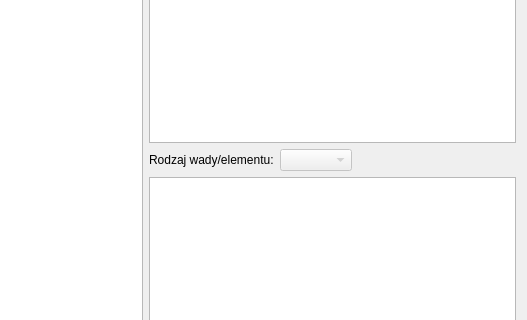
First picture: the form in RaportWindow.ui, repository ukito-pl/UltraSoundScanViewer, before the edit; both pictures show x 236 to 763 and y 195 to 515 of the 763 by 765 pixel window.
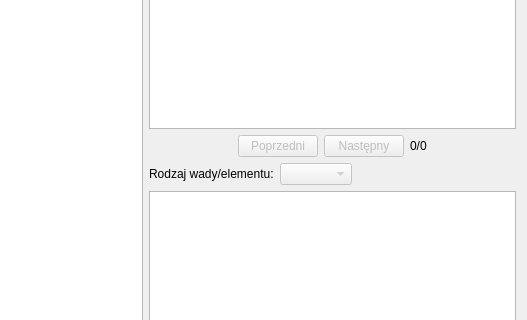
Second picture: the form after the edit.

Patch:
```diff
--- a/RaportWindow.ui
+++ b/RaportWindow.ui
@@ -16,8 +16,10 @@
   <property name="layoutDirection">
    <enum>Qt::LeftToRight</enum>
   </property>
-  <layout class="QGridLayout" name="gridLayout">
-   <item row="0" column="0">
+  <layout class="QVBoxLayout" name="verticalLayout_3">
+   <item>
+    <layout class="QHBoxLayout" name="horizontalLayout_4">
+     <item>
     <layout class="QVBoxLayout" name="verticalLayout">
      <item>
       <widget class="QPushButton" name="pushButton_new_report">
@@ -68,11 +70,68 @@
      </item>
     </layout>
    </item>
-   <item row="0" column="1">
+     <item>
     <layout class="QVBoxLayout" name="verticalLayout_2">
      <item>
       <widget class="QGraphicsView" name="graphicsView"/>
      </item>
+       <item>
+        <layout class="QHBoxLayout" name="horizontalLayout_3">
+         <item>
+          <spacer name="horizontalSpacer_3">
+           <property name="orientation">
+            <enum>Qt::Horizontal</enum>
+           </property>
+           <property name="sizeHint" stdset="0">
+            <size>
+             <width>40</width>
+             <height>20</height>
+            </size>
+           </property>
+          </spacer>
+         </item>
+         <item>
+          <widget class="QPushButton" name="pushButton_prev">
+           <property name="enabled">
+            <bool>false</bool>
+           </property>
+           <property name="text">
+            <string>Poprzedni</string>
+           </property>
+          </widget>
+         </item>
+         <item>
+          <widget class="QPushButton" name="pushButton_next">
+           <property name="enabled">
+            <bool>false</bool>
+           </property>
+           <property name="text">
+            <string>Następny</string>
+           </property>
+          </widget>
+         </item>
+         <item>
+          <widget class="QLabel" name="label_img">
+           <property name="text">
+            <string>0/0</string>
+           </property>
+          </widget>
+         </item>
+         <item>
+          <spacer name="horizontalSpacer_2">
+           <property name="orientation">
+            <enum>Qt::Horizontal</enum>
+           </property>
+           <property name="sizeHint" stdset="0">
+            <size>
+             <width>40</width>
+             <height>20</height>
+            </size>
+           </property>
+          </spacer>
+         </item>
+        </layout>
+       </item>
      <item>
       <layout class="QHBoxLayout" name="horizontalLayout">
        <item>
@@ -154,7 +213,9 @@
      </item>
     </layout>
    </item>
-   <item row="1" column="0" colspan="2">
+    </layout>
+   </item>
+   <item>
     <widget class="QDialogButtonBox" name="buttonBox">
      <property name="orientation">
       <enum>Qt::Horizontal</enum>
```
Left out of the diff: 8 changed lines with no effect on the pictures. Lines whose indentation alone changed are shown as unchanged.
